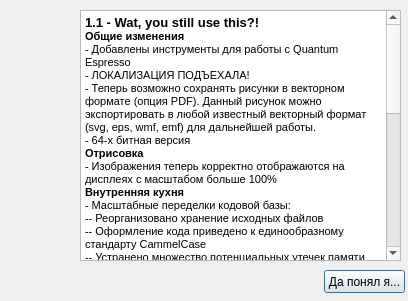
This is ui/changelog.ui in small23/QGraphViewer as Qt 5 draws it before an edit. The edited form follows.
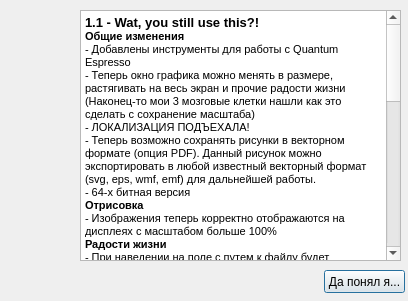
This is the edited form.

The edit to the form file:
```diff
--- a/ui/changelog.ui
+++ b/ui/changelog.ui
@@ -55,11 +55,14 @@
 &lt;p style=&quot; margin-top:0px; margin-bottom:0px; margin-left:0px; margin-right:0px; -qt-block-indent:0; text-indent:0px;&quot;&gt;&lt;span style=&quot; font-size:10pt; font-weight:600;&quot;&gt;1.1 - Wat, you still use this?!&lt;/span&gt;&lt;/p&gt;
 &lt;p style=&quot; margin-top:0px; margin-bottom:0px; margin-left:0px; margin-right:0px; -qt-block-indent:0; text-indent:0px;&quot;&gt;&lt;span style=&quot; font-weight:600;&quot;&gt;Общие изменения&lt;/span&gt;&lt;/p&gt;
 &lt;p style=&quot; margin-top:0px; margin-bottom:0px; margin-left:0px; margin-right:0px; -qt-block-indent:0; text-indent:0px;&quot;&gt;- Добавлены инструменты для работы с Quantum Espresso&lt;/p&gt;
+&lt;p style=&quot; margin-top:0px; margin-bottom:0px; margin-left:0px; margin-right:0px; -qt-block-indent:0; text-indent:0px;&quot;&gt;- Теперь окно графика можно менять в размере, растягивать на весь экран и прочие радости жизни (Наконец-то мои 3 мозговые клетки нашли как это сделать с сохранение масштаба)&lt;/p&gt;
 &lt;p style=&quot; margin-top:0px; margin-bottom:0px; margin-left:0px; margin-right:0px; -qt-block-indent:0; text-indent:0px;&quot;&gt;- ЛОКАЛИЗАЦИЯ ПОДЪЕХАЛА!&lt;/p&gt;
 &lt;p style=&quot; margin-top:0px; margin-bottom:0px; margin-left:0px; margin-right:0px; -qt-block-indent:0; text-indent:0px;&quot;&gt;- Теперь возможно сохранять рисунки в векторном формате (опция PDF). Данный рисунок можно экспортировать в любой известный векторный формат (svg, eps, wmf, emf) для дальнейшей работы.&lt;/p&gt;
 &lt;p style=&quot; margin-top:0px; margin-bottom:0px; margin-left:0px; margin-right:0px; -qt-block-indent:0; text-indent:0px;&quot;&gt;- 64-х битная версия&lt;/p&gt;
 &lt;p style=&quot; margin-top:0px; margin-bottom:0px; margin-left:0px; margin-right:0px; -qt-block-indent:0; text-indent:0px;&quot;&gt;&lt;span style=&quot; font-weight:600;&quot;&gt;Отрисовка&lt;/span&gt;&lt;/p&gt;
 &lt;p style=&quot; margin-top:0px; margin-bottom:0px; margin-left:0px; margin-right:0px; -qt-block-indent:0; text-indent:0px;&quot;&gt;- Изображения теперь корректно отображаются на дисплеях с масштабом больше 100%&lt;/p&gt;
+&lt;p style=&quot; margin-top:0px; margin-bottom:0px; margin-left:0px; margin-right:0px; -qt-block-indent:0; text-indent:0px;&quot;&gt;&lt;span style=&quot; font-weight:600;&quot;&gt;Радости жизни&lt;/span&gt;&lt;/p&gt;
+&lt;p style=&quot; margin-top:0px; margin-bottom:0px; margin-left:0px; margin-right:0px; -qt-block-indent:0; text-indent:0px;&quot;&gt;- При наведении на поле с путем к файлу будет всплывать подсказка, которая показывает полный путь&lt;/p&gt;
 &lt;p style=&quot; margin-top:0px; margin-bottom:0px; margin-left:0px; margin-right:0px; -qt-block-indent:0; text-indent:0px;&quot;&gt;&lt;span style=&quot; font-weight:600;&quot;&gt;Внутренняя кухня&lt;/span&gt;&lt;/p&gt;
 &lt;p style=&quot; margin-top:0px; margin-bottom:0px; margin-left:0px; margin-right:0px; -qt-block-indent:0; text-indent:0px;&quot;&gt;- Масштабные переделки кодовой базы:&lt;/p&gt;
 &lt;p style=&quot; margin-top:0px; margin-bottom:0px; margin-left:0px; margin-right:0px; -qt-block-indent:0; text-indent:0px;&quot;&gt;-- Реорганизовано хранение исходных файлов&lt;/p&gt;
```
